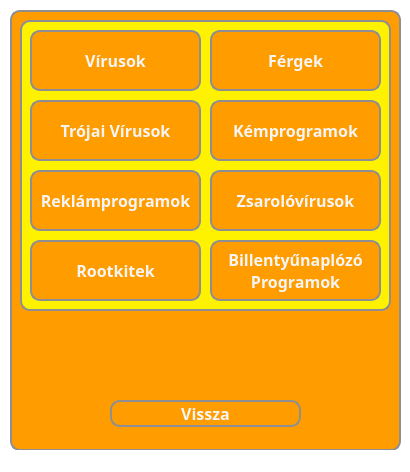
Above: src/main/resources/ui/yellow/yellowChooseLearning.ui from pkristof1999/Szakdolgozat before the change. Below: the same form after it.
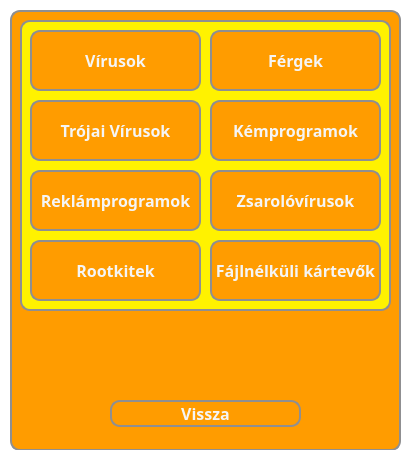
That is the form after the change.

The edit to the form file:
```diff
--- a/src/main/resources/ui/yellow/yellowChooseLearning.ui
+++ b/src/main/resources/ui/yellow/yellowChooseLearning.ui
@@ -302,8 +302,7 @@
 }</string>
       </property>
       <property name="text">
-       <string>Billentyűnaplózó
-Programok</string>
+       <string>Fájlnélküli kártevők</string>
       </property>
      </widget>
      <widget class="QPushButton" name="rootkits">
```
Left out of the diff: 2 changed lines with no effect on the pictures.
